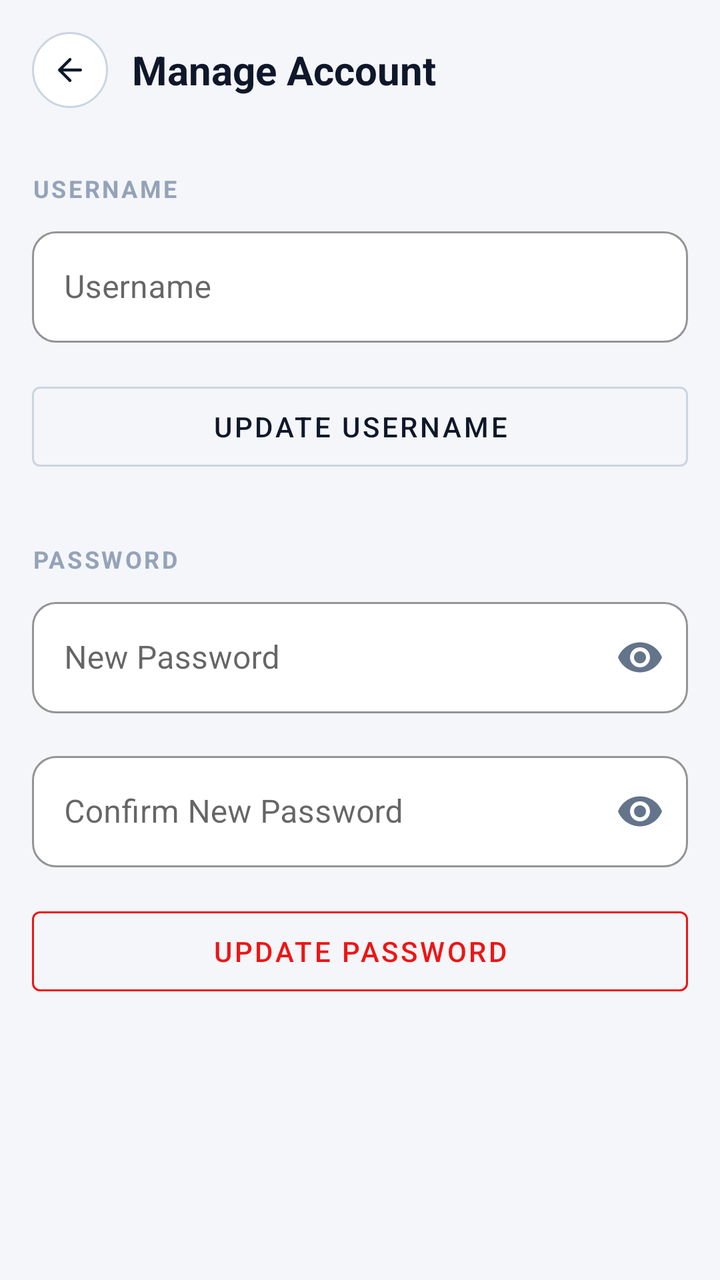
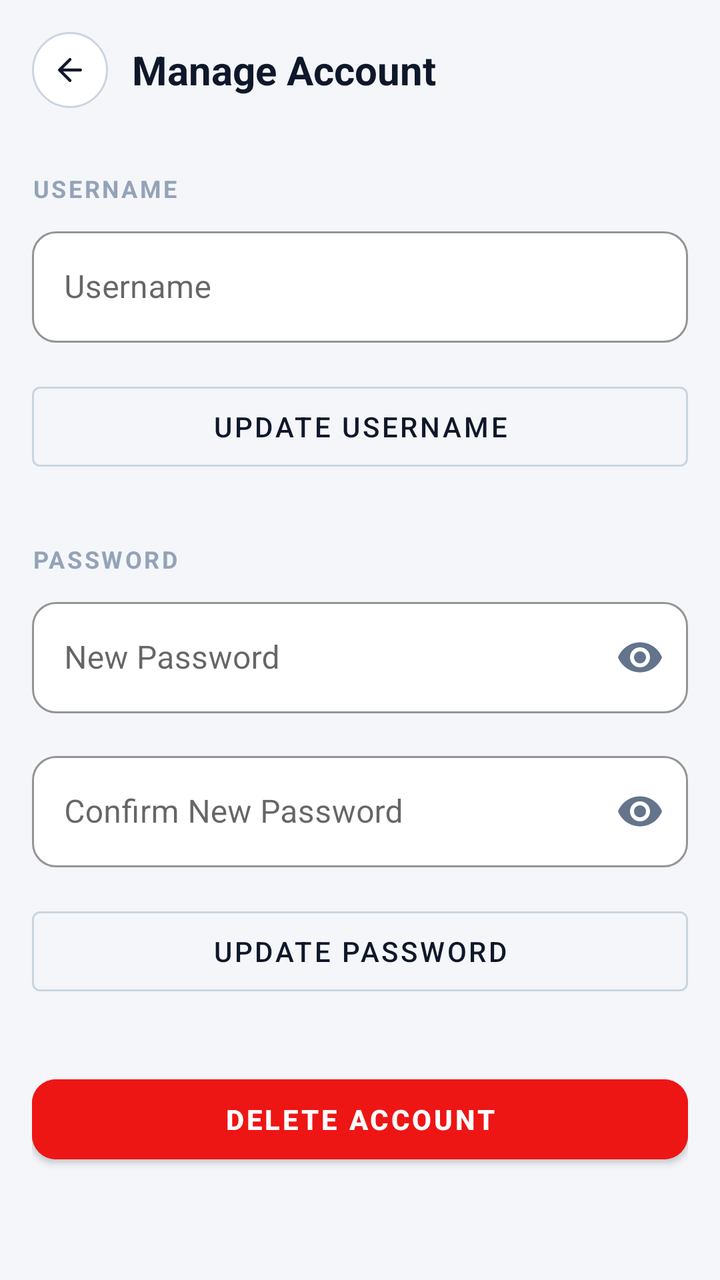

Two renders of the same Android screen: before a commit and after it. Below are the layout's source before the change and the commit's diff.
<!-- AndroidManifest.xml: application theme Theme.PokemonExplorer -->
<!-- res/layout/fragment_account_management.xml -->
<?xml version="1.0" encoding="utf-8"?>
<androidx.core.widget.NestedScrollView xmlns:android="http://schemas.android.com/apk/res/android"
    xmlns:app="http://schemas.android.com/apk/res-auto"
    android:layout_width="match_parent"
    android:layout_height="match_parent"
    android:fillViewport="true"
    android:background="@color/app_background">

    <LinearLayout
        android:layout_width="match_parent"
        android:layout_height="wrap_content"
        android:orientation="vertical"
        android:paddingBottom="32dp">

        
        <LinearLayout
            android:layout_width="match_parent"
            android:layout_height="wrap_content"
            android:gravity="center_vertical"
            android:orientation="horizontal"
            android:padding="16dp">

            <ImageView
                android:id="@+id/btn_back"
                android:layout_width="38dp"
                android:layout_height="38dp"
                android:background="@drawable/bg_circle_button"
                android:contentDescription="@string/ui_back"
                android:padding="10dp"
                android:src="@drawable/ic_back" />

            <TextView
                android:layout_width="wrap_content"
                android:layout_height="wrap_content"
                android:layout_marginStart="12dp"
                android:text="@string/ui_manage_account"
                android:textColor="@color/text_high"
                android:textSize="20sp"
                android:textStyle="bold" />
        </LinearLayout>

        <TextView
            android:id="@+id/tv_error"
            android:layout_width="match_parent"
            android:layout_height="wrap_content"
            android:layout_marginHorizontal="16dp"
            android:layout_marginTop="8dp"
            android:textColor="@color/poke_red"
            android:textSize="14sp"
            android:visibility="gone" />

        <LinearLayout
            android:layout_width="match_parent"
            android:layout_height="wrap_content"
            android:orientation="vertical"
            android:paddingHorizontal="16dp"
            android:layout_marginTop="16dp">

            <TextView
                android:layout_width="wrap_content"
                android:layout_height="wrap_content"
                android:layout_marginBottom="8dp"
                android:letterSpacing="0.1"
                android:text="@string/ui_username_label"
                android:textColor="@color/text_faint"
                android:textSize="12sp"
                android:textStyle="bold" />

            <com.google.android.material.textfield.TextInputLayout
                android:id="@+id/til_username"
                style="@style/Widget.MaterialComponents.TextInputLayout.OutlinedBox"
                android:layout_width="match_parent"
                android:layout_height="wrap_content"
                android:layout_marginBottom="16dp"
                android:hint="@string/ui_username"
                app:boxBackgroundColor="@color/surface_07"
                app:boxCornerRadiusBottomEnd="12dp"
                app:boxCornerRadiusBottomStart="12dp"
                app:boxCornerRadiusTopEnd="12dp"
                app:boxCornerRadiusTopStart="12dp"
                app:boxStrokeColor="@color/border_10"
                app:hintTextColor="@color/text_low">

                <com.google.android.material.textfield.TextInputEditText
                    android:id="@+id/et_username"
                    android:layout_width="match_parent"
                    android:layout_height="wrap_content"
                    android:minHeight="48dp"
                    android:inputType="textPersonName"
                    android:textColor="@color/text_high" />
            </com.google.android.material.textfield.TextInputLayout>

            <com.google.android.material.button.MaterialButton
                android:id="@+id/btn_update_username"
                style="@style/Widget.MaterialComponents.Button.OutlinedButton"
                android:layout_width="match_parent"
                android:layout_height="52dp"
                android:layout_marginBottom="32dp"
                android:text="@string/ui_update_username"
                android:textColor="@color/text_high"
                app:strokeColor="@color/border_10" />

            <TextView
                android:layout_width="wrap_content"
                android:layout_height="wrap_content"
                android:layout_marginBottom="8dp"
                android:letterSpacing="0.1"
                android:text="@string/ui_password_label"
                android:textColor="@color/text_faint"
                android:textSize="12sp"
                android:textStyle="bold" />

            <com.google.android.material.textfield.TextInputLayout
                android:id="@+id/til_password"
                style="@style/Widget.MaterialComponents.TextInputLayout.OutlinedBox"
                android:layout_width="match_parent"
                android:layout_height="wrap_content"
                android:hint="@string/ui_new_password"
                app:boxBackgroundColor="@color/surface_07"
                app:boxCornerRadiusBottomEnd="12dp"
                app:boxCornerRadiusBottomStart="12dp"
                app:boxCornerRadiusTopEnd="12dp"
                app:boxCornerRadiusTopStart="12dp"
                app:boxStrokeColor="@color/border_10"
                app:endIconMode="password_toggle"
                app:endIconTint="@color/text_low"
                app:hintTextColor="@color/text_low"
                android:layout_marginBottom="16dp">

                <com.google.android.material.textfield.TextInputEditText
                    android:id="@+id/et_password"
                    android:layout_width="match_parent"
                    android:layout_height="wrap_content"
                    android:minHeight="48dp"
                    android:inputType="textPassword"
                    android:textColor="@color/text_high" />
            </com.google.android.material.textfield.TextInputLayout>

            <com.google.android.material.textfield.TextInputLayout
                android:id="@+id/til_confirm_password"
                style="@style/Widget.MaterialComponents.TextInputLayout.OutlinedBox"
                android:layout_width="match_parent"
                android:layout_height="wrap_content"
                android:hint="@string/ui_confirm_new_password"
                app:boxBackgroundColor="@color/surface_07"
                app:boxCornerRadiusBottomEnd="12dp"
                app:boxCornerRadiusBottomStart="12dp"
                app:boxCornerRadiusTopEnd="12dp"
                app:boxCornerRadiusTopStart="12dp"
                app:boxStrokeColor="@color/border_10"
                app:endIconMode="password_toggle"
                app:endIconTint="@color/text_low"
                app:hintTextColor="@color/text_low"
                android:layout_marginBottom="16dp">

                <com.google.android.material.textfield.TextInputEditText
                    android:id="@+id/et_confirm_password"
                    android:layout_width="match_parent"
                    android:layout_height="wrap_content"
                    android:minHeight="48dp"
                    android:inputType="textPassword"
                    android:textColor="@color/text_high" />
            </com.google.android.material.textfield.TextInputLayout>

            <com.google.android.material.button.MaterialButton
                android:id="@+id/btn_update_password"
                style="@style/Widget.MaterialComponents.Button.OutlinedButton"
                android:layout_width="match_parent"
                android:layout_height="52dp"
                android:text="@string/ui_update_password"
                android:textColor="@color/poke_red"
                app:strokeColor="@color/poke_red" />

        </LinearLayout>
    </LinearLayout>
</androidx.core.widget.NestedScrollView>
<!-- resources referenced by this layout -->
<resources>
  <color name="app_background">#F4F6F9</color>
  <color name="border_10">#CBD5E1</color>
  <color name="poke_red">#EE1515</color>
  <color name="surface_07">#FFFFFF</color>
  <color name="text_faint">#94A3B8</color>
  <color name="text_high">#0F172A</color>
  <color name="text_low">#64748B</color>
  <!-- drawable bg_circle_button (drawable) -->
  <?xml version="1.0" encoding="utf-8"?>
  <shape xmlns:android="http://schemas.android.com/apk/res/android"
      android:shape="oval">
      <solid android:color="@color/surface_07" />
      <stroke
          android:width="1dp"
          android:color="@color/border_10" />
  </shape>
  <!-- drawable ic_back (drawable) -->
  <?xml version="1.0" encoding="utf-8"?>
  <vector xmlns:android="http://schemas.android.com/apk/res/android"
      android:width="24dp"
      android:height="24dp"
      android:viewportWidth="24"
      android:viewportHeight="24">
      <path
          android:fillColor="#00000000"
          android:strokeColor="@color/text_high"
          android:strokeWidth="2"
          android:strokeLineCap="round"
          android:strokeLineJoin="round"
          android:pathData="M19,12H5M12,19l-7,-7 7,-7" />
  </vector>
  <string name="ui_back">"Back"</string>
  <string name="ui_confirm_new_password">"Confirm New Password"</string>
  <string name="ui_manage_account">"Manage Account"</string>
  <string name="ui_new_password">"New Password"</string>
  <string name="ui_password_label">"PASSWORD"</string>
  <string name="ui_update_password">"Update Password"</string>
  <string name="ui_update_username">"Update Username"</string>
  <string name="ui_username">"Username"</string>
  <string name="ui_username_label">"USERNAME"</string>
  <style name="Theme.PokemonExplorer" parent="Theme.MaterialComponents.DayNight.NoActionBar">
          <item name="colorPrimary">@color/poke_red</item>
          <item name="colorOnPrimary">@color/text_high</item>
          <item name="colorSecondary">@color/poke_yellow</item>
          <item name="android:windowBackground">@color/app_background</item>
          <item name="android:statusBarColor">@android:color/transparent</item>
          <item name="android:navigationBarColor">@android:color/transparent</item>
          <item name="android:windowDrawsSystemBarBackgrounds">true</item>
          <item name="android:windowActivityTransitions">true</item>
          <item name="android:windowContentTransitions">true</item>
          <item name="android:windowSharedElementEnterTransition">@android:transition/move</item>
          <item name="android:windowSharedElementExitTransition">@android:transition/move</item>
      </style>
  <color name="poke_yellow">#FFCB05</color>
</resources>

<!-- the commit's change to res/layout/fragment_account_management.xml (unified diff, before → after) -->
@@ -167,9 +167,22 @@
                 style="@style/Widget.MaterialComponents.Button.OutlinedButton"
                 android:layout_width="match_parent"
                 android:layout_height="52dp"
+                android:layout_marginBottom="32dp"
                 android:text="@string/ui_update_password"
-                android:textColor="@color/poke_red"
-                app:strokeColor="@color/poke_red" />
+                android:textColor="@color/text_high"
+                app:strokeColor="@color/border_10" />
+
+            <com.google.android.material.button.MaterialButton
+                android:id="@+id/btn_delete_account"
+                style="@style/Widget.MaterialComponents.Button"
+                android:layout_width="match_parent"
+                android:layout_height="52dp"
+                android:backgroundTint="@color/poke_red"
+                android:text="Delete Account"
+                android:textColor="#FFFFFF"
+                android:textSize="14sp"
+                android:textStyle="bold"
+                app:cornerRadius="12dp" />
 
         </LinearLayout>
     </LinearLayout>
